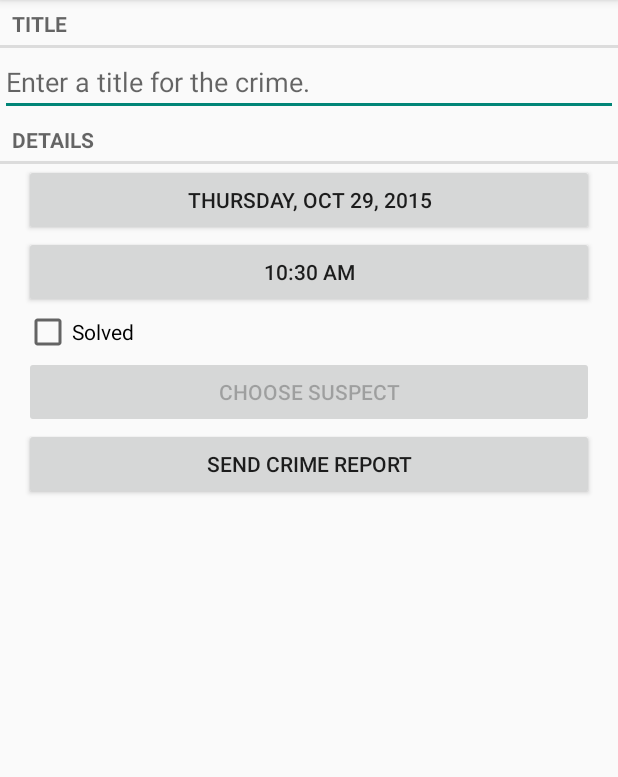
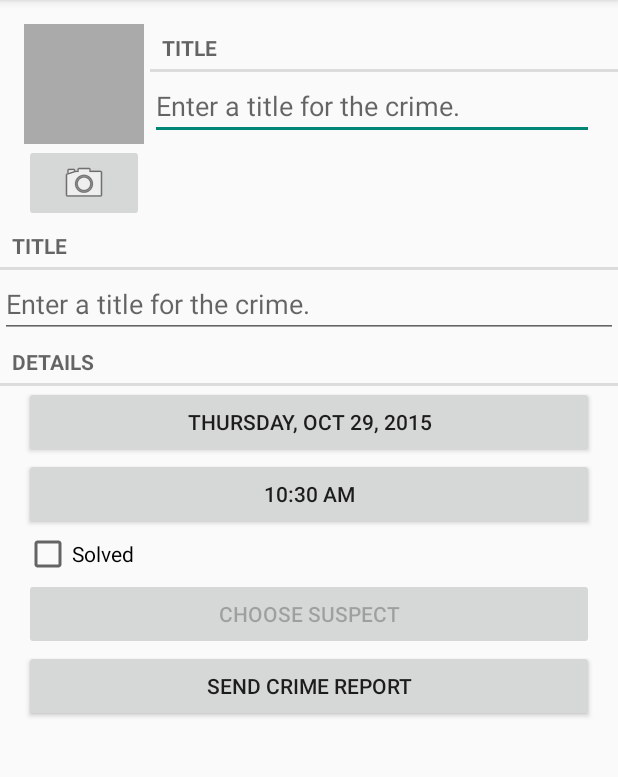
Before and after one commit to amensiko/CriminalIntent, an Android app: the CrimeFragment screen opened directly, with no data from a screen before it, on a phone screen of 412 x 824 dp, the part 84-861 px from its top. Run offline under Robolectric (Android 15) with nearby library versions, the phone set to English and light mode, and no system bars.

```diff
--- a/app/src/main/java/com/bignerdranch/android/criminalintent/Crime.java
+++ b/app/src/main/java/com/bignerdranch/android/criminalintent/Crime.java
@@ -62,4 +62,8 @@ public class Crime {
     public void setSuspect(String mSuspect) {
         this.mSuspect = mSuspect;
     }
+
+    public String getPhotoFilename() {
+        return "IMG_" + getId().toString() + ".jpg";
+    }
 }
--- a/app/src/main/java/com/bignerdranch/android/criminalintent/CrimeFragment.java
+++ b/app/src/main/java/com/bignerdranch/android/criminalintent/CrimeFragment.java
@@ -4,9 +4,11 @@ import android.app.Activity;
 import android.content.Intent;
 import android.content.pm.PackageManager;
 import android.database.Cursor;
+import android.graphics.Bitmap;
 import android.net.Uri;
 import android.os.Bundle;
 import android.provider.ContactsContract;
+import android.provider.MediaStore;
 import android.support.v4.app.Fragment;
 import android.support.v4.app.FragmentManager;
 import android.support.v4.app.ShareCompat;
@@ -22,8 +24,11 @@ import android.widget.Button;
 import android.widget.CheckBox;
 import android.widget.CompoundButton;
 import android.widget.EditText;
+import android.widget.ImageButton;
+import android.widget.ImageView;
 import android.widget.Toast;
 
+import java.io.File;
 import java.text.DateFormat;
 import java.text.SimpleDateFormat;
 import java.util.Date;
@@ -42,6 +47,7 @@ public class CrimeFragment extends Fragment {
     private static final int REQUEST_DATE = 0;
     private static final int REQUEST_TIME = 1;
     private static final int REQUEST_CONTACT = 1;
+    private static final int REQUEST_PHOTO= 2;
 
     private Crime mCrime;
     private EditText mTitleField;
@@ -52,6 +58,9 @@ public class CrimeFragment extends Fragment {
 
     private Button mReportButton;
     private Button mSuspectButton;
+    private ImageButton mPhotoButton;
+    private ImageView mPhotoView;
+    private File mPhotoFile;
 
     private static final String DELETE = "This crime is about to be deleted";
 
@@ -70,6 +79,8 @@ public class CrimeFragment extends Fragment {
         UUID crimeId = (UUID) getArguments().getSerializable(ARG_CRIME_ID);
         mCrime = CrimeLab.get(getActivity()).getCrime(crimeId);
         setHasOptionsMenu(true);
+        mPhotoFile = CrimeLab.get(getActivity()).getPhotoFile(mCrime);
+
     }
 
     @Override
@@ -146,8 +157,8 @@ public class CrimeFragment extends Fragment {
             @Override
             public void onClick(View v) {
                 ShareCompat.IntentBuilder.from(getActivity())
+                        .setText(getCrimeReport())
                         .setType("text/plain")
-                        .setText(getCrimeReport())
                         .setSubject(getString(R.string.crime_report_subject))
                         .setChooserTitle(getString(R.string.send_report))
                         .startChooser();
@@ -178,6 +189,28 @@ public class CrimeFragment extends Fragment {
         if (packageManager.resolveActivity(pickContact, PackageManager.MATCH_DEFAULT_ONLY) == null) {
             mSuspectButton.setEnabled(false);
         }
+
+        mPhotoButton = (ImageButton) v.findViewById(R.id.crime_camera);
+        final Intent captureImage = new Intent(MediaStore.ACTION_IMAGE_CAPTURE);
+
+        boolean canTakePhoto = mPhotoFile != null &&
+                captureImage.resolveActivity(packageManager) != null;
+        mPhotoButton.setEnabled(canTakePhoto);
+
+        if (canTakePhoto) {
+            Uri uri = Uri.fromFile(mPhotoFile);
+            captureImage.putExtra(MediaStore.EXTRA_OUTPUT, uri);
+        }
+
+        mPhotoButton.setOnClickListener(new View.OnClickListener() {
+            @Override
+            public void onClick(View v) {
+                startActivityForResult(captureImage, REQUEST_PHOTO);
+            }
+        });
+
+        mPhotoView = (ImageView) v.findViewById(R.id.crime_photo);
+        updatePhotoView();
 
         return v;
     }
@@ -223,6 +256,9 @@ public class CrimeFragment extends Fragment {
             finally {
                 c.close();
             }
+        }
+        else if (requestCode == REQUEST_PHOTO) {
+            updatePhotoView();
         }
     }
 
@@ -280,4 +316,14 @@ public class CrimeFragment extends Fragment {
         return report;
     }
 
+    private void updatePhotoView() {
+        if (mPhotoFile == null || !mPhotoFile.exists()) {
+            mPhotoView.setImageDrawable(null);
+        } else {
+            Bitmap bitmap = PictureUtils.getScaledBitmap(
+                    mPhotoFile.getPath(), getActivity());
+            mPhotoView.setImageBitmap(bitmap);
+        }
+    }
+
 }
--- a/app/src/main/java/com/bignerdranch/android/criminalintent/CrimeLab.java
+++ b/app/src/main/java/com/bignerdranch/android/criminalintent/CrimeLab.java
@@ -4,12 +4,14 @@ import android.content.ContentValues;
 import android.content.Context;
 import android.database.Cursor;
 import android.database.sqlite.SQLiteDatabase;
+import android.os.Environment;
 
 import com.bignerdranch.android.criminalintent.database.CrimeBaseHelper;
 import com.bignerdranch.android.criminalintent.database.CrimeCursorWrapper;
 import com.bignerdranch.android.criminalintent.database.CrimeDbSchema;
 import com.bignerdranch.android.criminalintent.database.CrimeDbSchema.CrimeTable;
 
+import java.io.File;
 import java.util.ArrayList;
 import java.util.List;
 import java.util.UUID;
@@ -102,6 +104,17 @@ public class CrimeLab {
         }
     }
 
+    public File getPhotoFile(Crime crime) {
+        File externalFilesDir = mContext
+                .getExternalFilesDir(Environment.DIRECTORY_PICTURES);
+
+        if (externalFilesDir == null) {
+            return null;
+        }
+
+        return new File(externalFilesDir, crime.getPhotoFilename());
+    }
+
     public void updateCrime(Crime crime) {
         String uuidString = crime.getId().toString();
         ContentValues values = getContentValues(crime);
--- a/app/src/main/res/layout-land/fragment_crime.xml
+++ b/app/src/main/res/layout-land/fragment_crime.xml
@@ -3,6 +3,8 @@
     android:orientation="vertical"
     android:layout_width="match_parent"
     android:layout_height="match_parent">
+
+    <include layout="@layout/view_camera_and_title" />
 
     <TextView
         android:layout_width="match_parent"
--- a/app/src/main/res/layout/fragment_crime.xml
+++ b/app/src/main/res/layout/fragment_crime.xml
@@ -3,6 +3,8 @@
     android:orientation="vertical"
     android:layout_width="match_parent"
     android:layout_height="match_parent">
+
+    <include layout="@layout/view_camera_and_title" />
 
     <TextView
         android:layout_width="match_parent"
--- /dev/null
+++ b/app/src/main/res/layout/view_camera_and_title.xml
@@ -0,0 +1,49 @@
+<?xml version="1.0" encoding="utf-8"?>
+<LinearLayout
+    xmlns:android="http://schemas.android.com/apk/res/android"
+    android:layout_width="match_parent"
+    android:layout_height="wrap_content"
+    android:layout_marginLeft="16dp"
+    android:layout_marginTop="16dp" >
+
+    <LinearLayout
+        android:layout_width="wrap_content"
+        android:layout_height="wrap_content"
+        android:orientation="vertical"
+        android:layout_marginRight="4dp" >
+
+        <ImageView
+            android:id="@+id/crime_photo"
+            android:layout_width="80dp"
+            android:layout_height="80dp"
+            android:scaleType="centerInside"
+            android:background="@android:color/darker_gray"
+            android:cropToPadding="true" />
+
+        <ImageButton android:id="@+id/crime_camera"
+            android:layout_width="match_parent"
+            android:layout_height="wrap_content"
+            android:src="@android:drawable/ic_menu_camera" />
+
+    </LinearLayout>
+
+    <LinearLayout
+        android:layout_width="wrap_content"
+        android:layout_height="wrap_content"
+        android:orientation="vertical"
+        android:layout_weight="1" >
+        <TextView
+            android:layout_width="match_parent"
+            android:layout_height="wrap_content"
+            android:text="@string/crime_title_label"
+            style="?android:listSeparatorTextViewStyle" />
+
+        <EditText android:id="@+id/crime_title"
+            android:layout_width="match_parent"
+            android:layout_height="wrap_content"
+            android:layout_marginRight="16dp"
+            android:hint="@string/crime_title_hint" />
+
+    </LinearLayout>
+
+</LinearLayout>
```
Also changed, not shown: app/src/main/AndroidManifest.xml (+8 -0 lines), app/src/main/java/com/bignerdranch/android/criminalintent/PictureUtils.java (added, +45 -0 lines).
